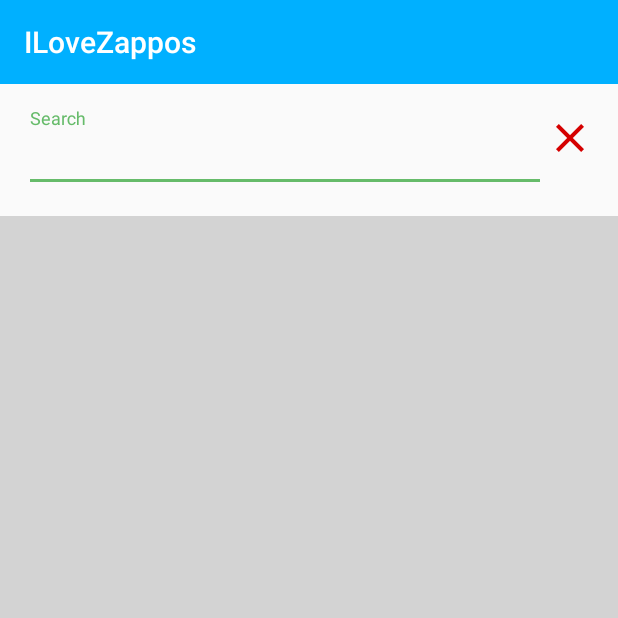
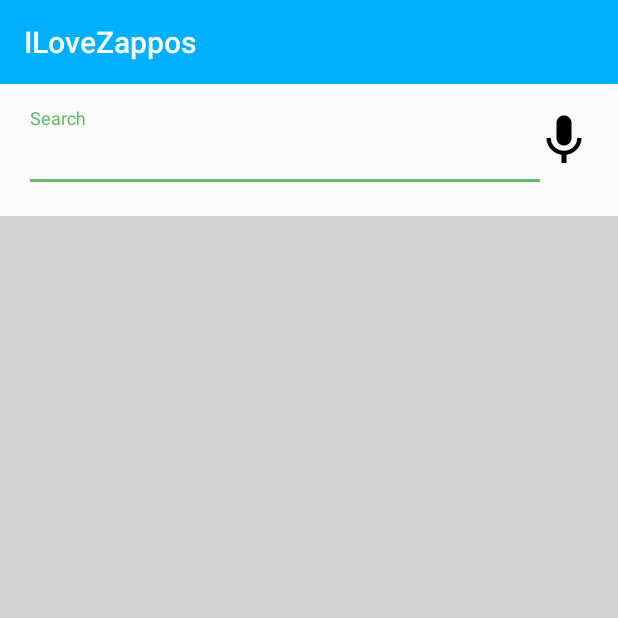
Before and after one commit to raakeshvicrak/ILoveZappos, an Android app: the screen it shows after launch (SearchActivity), on a phone screen of 412 x 824 dp, the top half of it. Run offline under Robolectric (Android 15) with nearby library versions, the phone set to English and light mode, and no system bars; 1 statement that could not run was skipped.

Commit message:
Voice Search Integration
Integrated voice recognition using Google API and handled the search

```diff
--- a/app/src/main/java/com/zappos/raakeshpremkumar/ilovezappos/SearchActivity.java
+++ b/app/src/main/java/com/zappos/raakeshpremkumar/ilovezappos/SearchActivity.java
@@ -5,6 +5,7 @@
 import android.content.Intent;
 import android.graphics.drawable.Drawable;
 import android.os.Bundle;
+import android.speech.RecognizerIntent;
 import android.support.design.widget.FloatingActionButton;
 import android.support.design.widget.Snackbar;
 import android.support.v7.app.AppCompatActivity;
@@ -13,6 +14,8 @@
 import android.support.v7.widget.RecyclerView;
 import android.support.v7.widget.StaggeredGridLayoutManager;
 import android.support.v7.widget.Toolbar;
+import android.text.Editable;
+import android.text.TextWatcher;
 import android.util.Log;
 import android.view.KeyEvent;
 import android.view.View;
@@ -22,6 +25,7 @@
 import android.view.animation.TranslateAnimation;
 import android.view.inputmethod.EditorInfo;
 import android.view.inputmethod.InputMethodManager;
+import android.widget.ArrayAdapter;
 import android.widget.Button;
 import android.widget.EditText;
 import android.widget.ImageView;
@@ -50,10 +54,11 @@
     private View parentLayout;
     private RecyclerView products_recyclerView;
     private DataBaseManager databaseManager;
-    private ImageView clearButton;
+    private ImageView clearButton, voiceButton;
     private static boolean searchMade = false;
     private ProductsRecyclerViewAdapter productsRecyclerViewAdapter = null;
     private Toolbar toolbar;
+    private int REQUEST_CODE = 6;
 
     @Override
     protected void onCreate(Bundle savedInstanceState) {
@@ -82,6 +87,7 @@
         parentLayout = findViewById(R.id.rootview);
         products_recyclerView = (RecyclerView) findViewById(R.id.productsview);
         clearButton = (ImageView) findViewById(R.id.clearButton);
+        voiceButton = (ImageView) findViewById(R.id.voiceButton);
 
         products_recyclerView.setLayoutManager(new StaggeredGridLayoutManager(2, 1));
 
@@ -99,6 +105,60 @@
         searchEditText.setOnEditorActionListener(new OnEditorActionListener());
 
         clearButton.setOnClickListener(new onClearActionListener());
+
+        voiceButton.setOnClickListener(new onVoiceActionListener());
+
+        searchEditText.addTextChangedListener(new TextWatcher() {
+            @Override
+            public void beforeTextChanged(CharSequence charSequence, int i, int i1, int i2) {
+
+            }
+
+            @Override
+            public void onTextChanged(CharSequence charSequence, int i, int i1, int i2) {
+
+            }
+
+            @Override
+            public void afterTextChanged(Editable editable) {
+                if (editable.length() > 0){
+                    voiceButton.setVisibility(View.GONE);
+                    clearButton.setVisibility(View.VISIBLE);
+                }
+                else{
+                    voiceButton.setVisibility(View.VISIBLE);
+                    clearButton.setVisibility(View.GONE);
+                }
+            }
+        });
+    }
+
+    public class onVoiceActionListener implements View.OnClickListener{
+
+        @Override
+        public void onClick(View view) {
+            Intent intent = new Intent(RecognizerIntent.ACTION_RECOGNIZE_SPEECH);
+            intent.putExtra(RecognizerIntent.EXTRA_LANGUAGE_MODEL,
+                    RecognizerIntent.LANGUAGE_MODEL_FREE_FORM);
+            intent.putExtra(RecognizerIntent.EXTRA_PROMPT, "Voice recognition Demo...");
+            startActivityForResult(intent, REQUEST_CODE);
+        }
+    }
+
+    @Override
+    protected void onActivityResult(int requestCode, int resultCode, Intent data){
+        if (requestCode == REQUEST_CODE && resultCode == RESULT_OK){
+            // Populate the wordsList with the String values the recognition engine thought it heard
+            ArrayList<String> matches = data.getStringArrayListExtra(RecognizerIntent.EXTRA_RESULTS);
+            searchEditText.setText(matches.get(0));
+            searchEditText.setSelection(matches.get(0).length());
+
+            searchMade = true;
+            getSupportActionBar().setDisplayHomeAsUpEnabled(true);
+            getSupportActionBar().setDisplayShowHomeEnabled(true);
+
+            executeRestApiSearch(searchEditText.getText().toString());
+        }
     }
 
     public void loadProducts(){
--- a/app/src/main/res/layout/content_search.xml
+++ b/app/src/main/res/layout/content_search.xml
@@ -32,13 +32,27 @@
 
     </android.support.design.widget.TextInputLayout>
 
+    <FrameLayout
+        android:layout_width="wrap_content"
+        android:layout_height="wrap_content"
+        android:layout_weight="1">
+
         <ImageView
             android:id="@+id/clearButton"
             android:src="@drawable/clear"
             android:layout_width="40dp"
             android:layout_height="40dp"
             android:tint="@color/red"
-        android:layout_gravity="end"
-        android:layout_weight="1"/>
+            android:visibility="gone"
+            android:layout_gravity="end" />
+
+        <ImageView
+            android:id="@+id/voiceButton"
+            android:src="@drawable/voice"
+            android:layout_width="40dp"
+            android:layout_height="40dp"
+            android:layout_gravity="end"/>
+
+    </FrameLayout>
 
 </LinearLayout>
```
Also changed, not shown: app/src/main/res/drawable/voice.png (added). Lines whose indentation alone changed are shown as unchanged.
